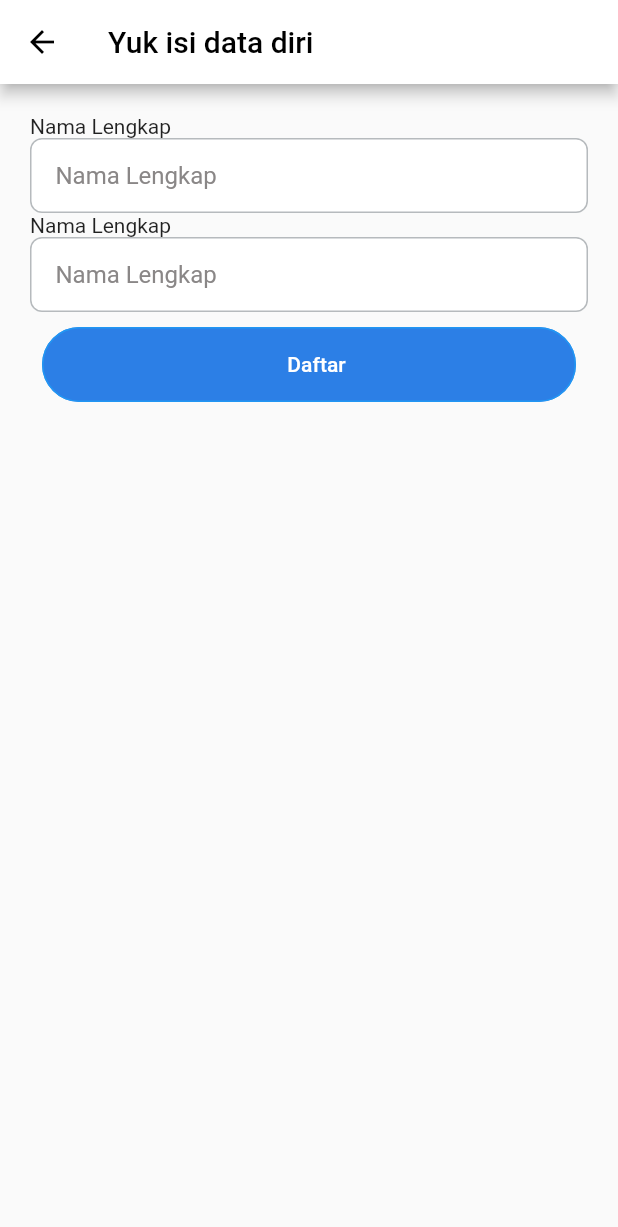
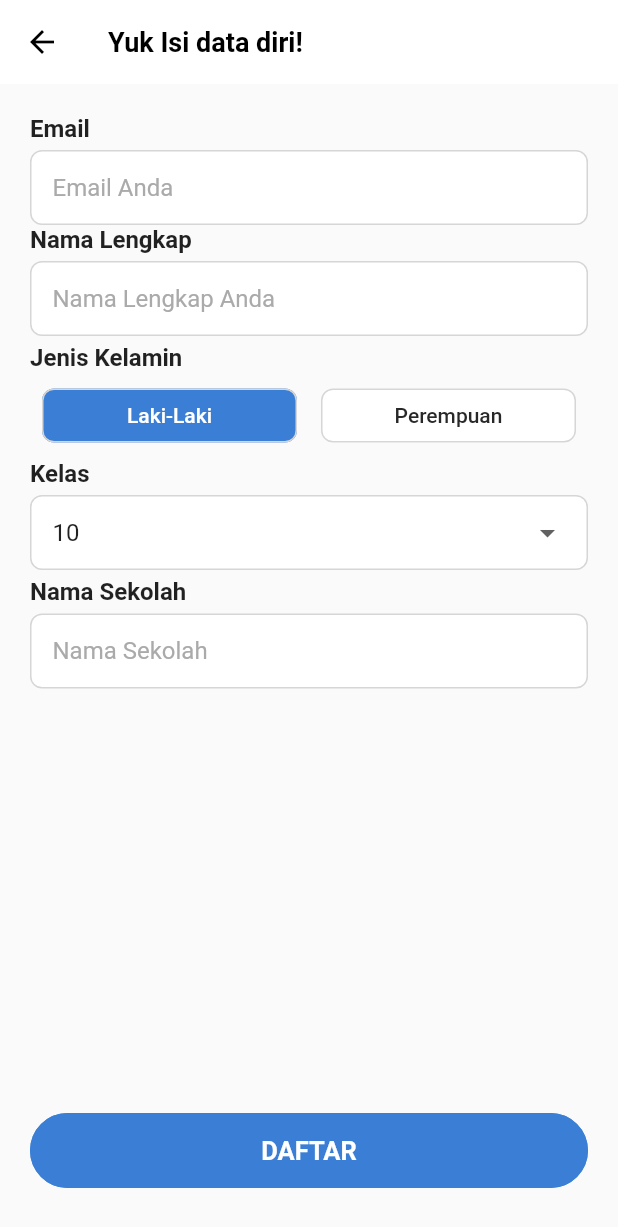
Before and after one commit to srarfian/latihansoal, a Flutter app: the screen it shows after launch, after a tap on "Masuk dengan Google", on a phone screen of 412 x 824 dp. Shown: the top 1227 px of the screen. Run offline on Flutter 3.47's test engine with Material 2 defaults, Android fonts, the phone set to English and light mode, and no system bars.

Commit message:
register page

```diff
--- /dev/null
+++ b/lib/constants/R/app_colors.dart
@@ -0,0 +1,10 @@
+import 'package:flutter/material.dart';
+
+class AppColor{
+  Color primary = Color(0xff3A7FD5);
+  Color grey = Color(0xffF3F7F8);
+  Color greysubtitle = Color(0xff6A7483);
+  Color blacklogin = Color(0xff1A1F26);
+  Color greyBorder = Color(0xffd6d6d6);
+  Color greyHintText = Color(0xffaaaaaa);
+}
--- /dev/null
+++ b/lib/constants/R/assets.dart
@@ -0,0 +1,9 @@
+class Assets {
+  String icSplash ="assets/auth/ic_splash.png";
+  String imgLogin ="assets/auth/img_login.png";
+  String icGoogle ="assets/auth/ic_google.png";
+  String icApple ="assets/auth/ic_apple.png";
+
+
+
+}
--- /dev/null
+++ b/lib/constants/R/strings.dart
@@ -0,0 +1,9 @@
+class Strings {
+  String login = "Login";
+  String welcome = "Selamat Datang";
+  String loginDescription = "Selamat Datang di Aplikasi Widya Edu Aplikasi Latihan dan Konsultasi Soal";
+  String loginWithGoogle = "Masuk dengan Google";
+  String loginWithApple = "Masuk dengan Apple";
+  String daftar = "DAFTAR";
+
+}
--- /dev/null
+++ b/lib/constants/r.dart
@@ -0,0 +1,11 @@
+
+import 'package:latihansoal/constants/R/app_colors.dart';
+import 'package:latihansoal/constants/R/assets.dart';
+import 'package:latihansoal/constants/R/strings.dart';
+
+class R{
+  static AppColor colors = AppColor() ;
+  static Assets assets = Assets();
+  static Strings strings = Strings();
+
+}
--- a/lib/main.dart
+++ b/lib/main.dart
@@ -1,4 +1,7 @@
 import 'package:flutter/material.dart';
+import 'package:latihansoal/view/login_page.dart';
+import 'package:latihansoal/view/main_page.dart';
+import 'package:latihansoal/view/register_page.dart';
 import 'package:latihansoal/view/splash_screen.dart' show SplashScreen;
 
 void main() {
@@ -25,7 +28,14 @@ class MyApp extends StatelessWidget {
         // is not restarted.
         primarySwatch: Colors.blue,
       ),
-      home: SplashScreen(),
+      // home: SplashScreen(),
+      initialRoute: SplashScreen.route,
+      routes: {
+        SplashScreen.route: (context) => SplashScreen(),
+        LoginPage.route: (context) => const LoginPage(),
+        RegisterPage.route: (context) =>  RegisterPage(),
+        MainPage.route:(context)=>  MainPage(),
+      },
     );
   }
 }
--- a/lib/view/login_page.dart
+++ b/lib/view/login_page.dart
@@ -1,115 +1,143 @@
 import 'package:flutter/material.dart';
+import 'package:latihansoal/constants/r.dart';
 import 'package:latihansoal/view/register_page.dart';
 
 class LoginPage extends StatelessWidget {
   const LoginPage ({ Key? key }) : super(key: key);
+  static const String route = "login_screen";
+
 
   @override
   Widget build(BuildContext context) {
     return Scaffold(
+      backgroundColor: R.colors.grey,
       body: SafeArea(
         child:
         Padding(
-          padding: const EdgeInsets.all(20.0),
-          child: Column(children:[
-              const Text("Login"),
-              Image.asset("assets/img_login.png"),
-              const Text(
-                "Selamat Datang",
+          padding: const EdgeInsets.all(32.0),
+          child: Column(
+            children:[
+              Align(
+                alignment: Alignment.topLeft,
+                child: Text(R.strings.login,
                   style: TextStyle(
-                    fontSize: 20,
+                    fontSize: 22,
+                    fontWeight: FontWeight.w800,
                   ),
                    ),
-              const Text(
-                "Selamat Datang di Aplikasi Widya Edu Aplikasi Latihan dan Konsultasi Soal"
               ),
-              Spacer(),
 
-              Padding(
-                padding: const EdgeInsets.symmetric(horizontal: 8.0),
-                child: ElevatedButton(
-                  style: ElevatedButton.styleFrom(
-                    elevation: 0,
-                    primary: Colors.white,
-                    fixedSize: const Size(double.infinity, 50),
-                    shape: RoundedRectangleBorder(
-                      borderRadius: BorderRadius.circular(25),
-                      side: const BorderSide(
-                        color: Colors.blue,
-                        style: BorderStyle.solid,
-                        width: 1,
-                      )
+              SizedBox(height:20),
+              Image.asset(R.assets.imgLogin),
+              SizedBox(height:35),
+
+              Text(
+                R.strings.welcome,
+                style: TextStyle (
+                  fontSize: 22,
+                  fontWeight: FontWeight.w500,
                   )
                 ),
 
+              Text(
+                R.strings.loginDescription,
+                textAlign: TextAlign.center ,
+                style: TextStyle (
+                  fontSize: 18,
+                  fontWeight: FontWeight.w500,
+                  color: R.colors.greysubtitle,
+                  )
+              ),
+              Spacer(),
+              ButtonLogin(
+                onTap: () {
+                  Navigator.of(context).pushNamed(RegisterPage.route);
+                },
+                backgroundColor: Colors.white,
+                borderColor: R.colors.primary,
+                child:
+                  Row(
+                        mainAxisAlignment: MainAxisAlignment.center,
+                        children: [
+                        Image.asset(R.assets.icGoogle),
+                        SizedBox(width: 10),
+                        Text(
+                          R.strings.loginWithGoogle,
+                          style: TextStyle(
+                            fontSize: 17,
+                            fontWeight: FontWeight.w500,
+                            color: R.colors.blacklogin,
+                          ),
+                        ),
+                      ],
+                    ),
+              ),
 
 
-                  onPressed: () {
-                    Navigator.of(context).push(MaterialPageRoute(
-                      builder: (context) => const RegisterPage() ));
-                  },
+              ButtonLogin(
+                onTap: () {},
+                backgroundColor: Colors.black,
+                borderColor: Colors.black,
                 child: Row(
                         mainAxisAlignment: MainAxisAlignment.center,
                         children: [
-                      // Image.asset("assets/auth/ic_google.png"),
-                      const SizedBox(width: 10),
-                      const Icon(Icons.add),
-                      const Text(
-                        "Masuk dengan Google",
+                        Image.asset(R.assets.icApple),
+                        SizedBox(width: 10),
+                        Text(
+                          R.strings.loginWithGoogle,
                           style: TextStyle(
-                          color: Colors.black,
+                            fontSize: 17,
+                            fontWeight: FontWeight.w500,
+                            color: Colors.white,
                           ),
-                      )
+                        ),
                       ],
                     ),
               ),
+
+            ]
           ),
-                SizedBox(height: 10),
-                Padding(
-                padding: const EdgeInsets.symmetric(horizontal: 8.0),
-                child: ElevatedButton(
-                  style: ElevatedButton.styleFrom(
-                    elevation: 0,
-                    primary: Colors.black,
-                    fixedSize: const Size(double.infinity, 50),
-                    shape: RoundedRectangleBorder(
-                      borderRadius: BorderRadius.circular(25),
-                      side: const BorderSide(
-                        color: Colors.blue,
-                        style: BorderStyle.solid,
-                        width: 1,
         )
       )
-                  ),
-
-
-
-                  onPressed: () {
-                    Navigator.of(context).push(MaterialPageRoute(
-                      builder: (context) => const RegisterPage() ));
-                  },
-                  child: Row(
-                    mainAxisAlignment: MainAxisAlignment.center,
-                    children: [
-                      // Image.asset("assets/auth/ic_google.png"),
-                      const SizedBox(width: 10),
-                      const Icon(Icons.add),
-                      const Text(
-                        "Masuk dengan Apple",
-                        style: TextStyle(
-                          color: Colors.white,
-                        ),
-                      )
-                    ],
-                  ),
-                    ),
-                  ),
-              ]
-            )
-
-        )
-      ),
-
     );
   }
 }
+
+class ButtonLogin extends StatelessWidget {
+  const ButtonLogin({
+Key? key,
+  required this.backgroundColor,
+  required this.child,
+  required this.borderColor,
+  required this.onTap,
+  }) : super(key: key);
+
+final Color backgroundColor;
+final Widget child;
+final Color borderColor;
+final Function()? onTap;
+
+  @override
+  Widget build(BuildContext context) {
+    return Padding(
+      padding:
+        const EdgeInsets.symmetric(horizontal:20.0, vertical:12),
+      child: ElevatedButton(
+        style: ElevatedButton.styleFrom(
+          primary: backgroundColor,
+          elevation: 0,
+          shape: RoundedRectangleBorder(
+            borderRadius: BorderRadius.circular(25),
+            side: BorderSide(
+              color: borderColor,
+            )
+          ),
+          fixedSize: Size(MediaQuery.of(context).size.width * 0.8,50
+          )
+        ),
+        onPressed: onTap,
+        child: child,
+      ),
+    );
+  }
+}
--- /dev/null
+++ b/lib/view/main_page.dart
@@ -0,0 +1,20 @@
+
+import 'package:flutter/material.dart';
+
+class MainPage extends StatefulWidget {
+  MainPage({Key? key}) : super(key: key);
+
+  static String route ="main_page";
+
+  @override
+  State<MainPage> createState() => _MainPageState();
+}
+
+class _MainPageState extends State<MainPage> {
+  @override
+  Widget build(BuildContext context) {
+    return Scaffold(
+      bottomNavigationBar: Container(),
+    );
+  }
+}
--- a/lib/view/register_page.dart
+++ b/lib/view/register_page.dart
@@ -1,124 +1,265 @@
+
+import 'dart:ui';
 
 import 'package:flutter/material.dart';
+import 'package:latihansoal/constants/r.dart';
+import 'package:latihansoal/view/login_page.dart';
+import 'package:latihansoal/view/main_page.dart';
 
 class RegisterPage extends StatefulWidget {
-  const RegisterPage({ Key? key }) : super(key: key);
+  RegisterPage({Key? key}) : super(key: key);
+  static String route ="register_page";
 
   @override
   State<RegisterPage> createState() => _RegisterPageState();
 }
 
+enum Gender { lakiLaki, perempuan }
+
 class _RegisterPageState extends State<RegisterPage> {
-  TextEditingController nameController = TextEditingController();
+
+  String gender = "Laki-laki";
+  List<String> classSlta = ["10", "11","12"];
+  String selectedClass = "10";
+
+
+    onTapGender(Gender genderInput){
+
+      if (genderInput == Gender.lakiLaki){
+        gender ="Laki-laki";
+      } else {
+        gender ="Perempuan";
+    }
+    setState(() {});
+  }
+
   @override
   Widget build(BuildContext context) {
     return Scaffold(
+      // resizeToAvoidBottomInset: false,
       appBar: AppBar(
+        elevation: 0, //shadow appbar hilang
+        backgroundColor: Colors.white,
         iconTheme: IconThemeData(color: Colors.black),
-        backgroundColor: Colors.white,
-        title: Text ("Yuk isi data diri", style: TextStyle(color: Colors.black),)
+        title: Text(
+            "Yuk Isi data diri!",
+            style: TextStyle(
+              color: Colors.black,
+              fontWeight: FontWeight.w700,
+              fontSize: 18,
             ),
-      body: SingleChildScrollView( //widget agar aplikasi bisa di scroll
+            ),
+      ),
+      bottomNavigationBar:
+        SafeArea(
           child: Padding(
+            padding: const EdgeInsets.only(bottom: 20.0),
+            child: ButtonLogin(
+                    onTap: () {
+                      Navigator.of(context).pushNamed(MainPage.route);
+                    },
+                    backgroundColor: R.colors.primary,
+                    borderColor: R.colors.primary,
+                    child: Text(
+                      R.strings.daftar,
+                      style: TextStyle(
+                        fontSize: 17,
+                        fontWeight: FontWeight.bold,
+                        color: Colors.white,
+                      ),
+                    ),
+                  ),
+          ),
+        ),
+      body: SingleChildScrollView(
         padding: const EdgeInsets.all(20.0),
         child: Column(
           crossAxisAlignment: CrossAxisAlignment.start,
-              children: [
-              Text("Nama Lengkap"),
-              Container(
-                padding: EdgeInsets.symmetric(
-                  horizontal: 16,
+          children:  [
+            RegisterTextField(
+              hintText: "Email Anda",
+              title: "Email",
+              ),
+            RegisterTextField(
+              hintText: "Nama Lengkap Anda",
+              title: "Nama Lengkap",
               ),
 
-                decoration: BoxDecoration(
-                  borderRadius: BorderRadius.circular(8),
-                  color: Colors.white,
-                  border: Border.all(
-                    color: Color.fromARGB(255, 182, 186, 189),
-                  )
+            SizedBox(height: 5),
+            Text(
+              "Jenis Kelamin",
+              style: TextStyle(
+              fontSize: 16,
+              fontWeight: FontWeight.w600,
+              ),
             ),
 
-              child: TextField(
-                controller: nameController,
-                decoration: InputDecoration(
-                  disabledBorder: InputBorder.none,
-                  border: InputBorder.none,
-                  hintText: "Nama Lengkap",
-                  hintStyle: TextStyle(
-                    color: Color.fromARGB(255, 138, 135, 135)
-                    )
-                  ),
-                )
-              ),
-
-              Text("Nama Lengkap"),
-              Container(
-                padding: EdgeInsets.symmetric(
-                  horizontal: 16,
-                ),
-                decoration: BoxDecoration(
-                  borderRadius: BorderRadius.circular(8),
-                  color: Colors.white,
-                  border: Border.all(
-                    color: Color.fromARGB(255, 182, 186, 189),
-                  )
-                ),
-              child: TextField(
-                decoration: InputDecoration(
-                  disabledBorder: InputBorder.none,
-                  border: InputBorder.none,
-                  hintText: "Nama Lengkap",
-                  hintStyle: TextStyle(
-                    color: Color.fromARGB(255, 138, 135, 135)
-                    )
-                  ),
-                )
-              ),
-
-              SizedBox(height: 10,),
-              Padding(
-                  padding: const EdgeInsets.symmetric(horizontal: 8.0),
+            SizedBox(height:5),
+            Row(
+              children: [
+                Expanded(
+                  child: Padding(
+                    padding: const EdgeInsets.symmetric(horizontal : 8.0),
                     child: ElevatedButton(
                       style: ElevatedButton.styleFrom(
                         elevation: 0,
-                      primary:  Color.fromARGB(255, 44, 127, 230),
-                      fixedSize: const Size(double.infinity, 50),
+                        primary: gender == "Laki-laki"
+                                 ? R.colors.primary
+                                 : Colors.white,
                         shape: RoundedRectangleBorder(
-                        borderRadius: BorderRadius.circular(25),
-                        side: const BorderSide(
-                          color: Colors.blue,
-                          style: BorderStyle.solid,
-                          width: 1,
-                        )
+                          borderRadius: BorderRadius.circular(8),
+                          side: BorderSide(
+                                width:1,
+                                color: R.colors.greyBorder,
+                             ),
+                        ),
+                      ),
+                      onPressed: () {
+                        onTapGender(Gender.lakiLaki);
+                      },
+                      child: Text("Laki-Laki",
+                      style: TextStyle(
+                        fontSize: 14,
+                        color: gender == "Laki-laki"
+                              ? Colors.white
+                              :Color(0xff282828),
                         )
                       ),
-
-
-
+                    ),
+                  ),
+                ),
+                Expanded(
+                  child: Padding(
+                    padding: const EdgeInsets.symmetric(horizontal : 8.0),
+                    child: ElevatedButton(
+                      style: ElevatedButton.styleFrom(
+                        elevation: 0,
+                        primary: gender == "Perempuan"
+                                 ? R.colors.primary
+                                 : Colors.white,
+                        shape: RoundedRectangleBorder(
+                          borderRadius: BorderRadius.circular(8),
+                          side: BorderSide(
+                                width:1,
+                                color: R.colors.greyBorder,
+                             ),
+                        ),
+                      ),
                       onPressed: () {
-                      print(nameController.text);
-                      //Navigator.of(context).push(MaterialPageRoute(
-                       // builder: (context) => const RegisterPage() ));
+                        onTapGender(Gender.perempuan);
                       },
-                    child: Row(
-                      mainAxisAlignment: MainAxisAlignment.center,
-                      children: [
-                        // Image.asset("assets/auth/ic_google.png"),
-                        const SizedBox(width: 10),
-                        const Text(
-                          "Daftar",
+                      child: Text("Perempuan",
                       style: TextStyle(
-                            color: Colors.white,
+                        fontSize: 14,
+                        color: gender == "Perempuan"
+                              ? Colors.white
+                              :Color(0xff282828),
+                        )
                       ),
-                        )
-                      ],
                     ),
                   ),
                 ),
               ],
             ),
+            SizedBox(height: 5,),
+
+            Text(
+              "Kelas",
+              style: TextStyle(
+              fontSize: 16,
+              fontWeight: FontWeight.w600,
               ),
+            ),
+            SizedBox(height: 5,),
+
+            Container(
+              width: double.infinity,
+               padding: EdgeInsets.symmetric(horizontal: 14),
+               decoration: BoxDecoration(
+                  borderRadius: BorderRadius.circular(8),
+                  color: Colors.white,
+                  border: Border.all(
+                    color: R.colors.greyBorder,
+            )
+          ),
+              child: DropdownButtonHideUnderline(
+                child: DropdownButton<String>(
+                  value: selectedClass,
+                  items: classSlta
+                    .map(
+                      (e) => DropdownMenuItem<String>(
+                      child: Text(e),
+                      value: e,
+                      ),
+                    )
+                    .toList() ,
+                onChanged: (String? val) {
+                    selectedClass = val!;
+                    setState(() {});
+                  }
+                ),
+              ),
+            ),
+
+            SizedBox(height: 5,),
+            RegisterTextField(
+              hintText: "Nama Sekolah",
+              title: "Nama Sekolah",
+              ),
+            //Spacer(),
+
+
+          ],
+        ),
+
       ),
     );
   }
 }
+
+class RegisterTextField extends StatelessWidget {
+  const RegisterTextField({
+    Key? key,
+    required this.title,
+    required this.hintText,
+  }) : super(key: key);
+  final String title;
+  final String hintText;
+
+  @override
+  Widget build(BuildContext context) {
+    return Column(
+      crossAxisAlignment: CrossAxisAlignment.start,
+      children: [
+         Text(
+          title,
+          style: TextStyle(
+          fontSize: 16,
+          fontWeight: FontWeight.w600,
+          ),
+        ),
+        SizedBox(height:5),
+        Container(
+          padding: EdgeInsets.symmetric(horizontal: 14),
+          decoration: BoxDecoration(
+            borderRadius: BorderRadius.circular(8),
+            color: Colors.white,
+            border: Border.all(
+              color: R.colors.greyBorder,
+            )
+          ),
+          child: TextField(
+            decoration: InputDecoration(
+              border: InputBorder.none,
+              hintText: hintText,
+              hintStyle: TextStyle(
+                color: R.colors.greyHintText,
+              )
+            ),
+          ),
+
+        ),
+      ],
+    );
+  }
+}
--- a/lib/view/splash_screen.dart
+++ b/lib/view/splash_screen.dart
@@ -3,53 +3,43 @@ import 'dart:async';
 import 'package:flutter/material.dart';
 import 'package:latihansoal/view/login_page.dart';
 
-class SplashScreen extends StatefulWidget {
+import '../constants/r.dart';
+
+class SplashScreen extends StatelessWidget {
   const SplashScreen({Key? key}) : super(key: key);
+  static String route = "splash_screen";
 
-  @override
-  State<SplashScreen> createState() => _SplashScreenState();
-}
 
-class _SplashScreenState extends State<SplashScreen> {
-  goToNextPage()  {
+@override
+  Widget build(BuildContext context) {
+
     Timer(const Duration(seconds: 5), ()  {
-      Navigator.of(context).push(
-        MaterialPageRoute(
-          builder: (context) => const LoginPage()
-          ),
-      );
+      // Navigator.of(context).push(
+      //   MaterialPageRoute(
+      //     builder: (context) => const LoginPage()
+      //     ),
+      Navigator.of(context).pushReplacementNamed(LoginPage.route);
     });
-  }
 
-  @override
-  void initState() {
-    super.initState();
-    goToNextPage();
-  }
 
-  @override
-  Widget build(BuildContext context) {
     return Scaffold(
       // appBar: AppBar(),
-      backgroundColor: Color.fromARGB(255, 44, 127, 230),
-      body: GestureDetector(
-        onTap: (){
-          Navigator.push(
-            context,
-            MaterialPageRoute(builder: (context){
-            return LoginPage();
-              }
-            )
-          );
-        },
-        child: Center(
-          child: Image.asset(
-            "assets/auth/ic_splash.png",
+      backgroundColor: R.colors.primary,
+      // body: GestureDetector(
+      //   onTap: (){
+      //     Navigator.push(
+      //       context,
+      //       MaterialPageRoute(builder: (context){
+      //       return LoginPage();
+      //         }
+      //       )
+      //     );
+      //   }, command apabila menggunakan klik ketika pindah page
+        body: Center(
+          child: Image.asset( R.assets.icSplash ,
              width: MediaQuery.of(context).size.width* 0.5,
-          ),
-        ),
-      ),
-
+             ),
+        )
     );
   }
 }
```
Also changed, not shown: assets/auth/ic_apple.png (added), assets/auth/ic_google.png (added), assets/auth/img_login.png (renamed from assets/img_login.png). Lines whose indentation alone changed are shown as unchanged.
